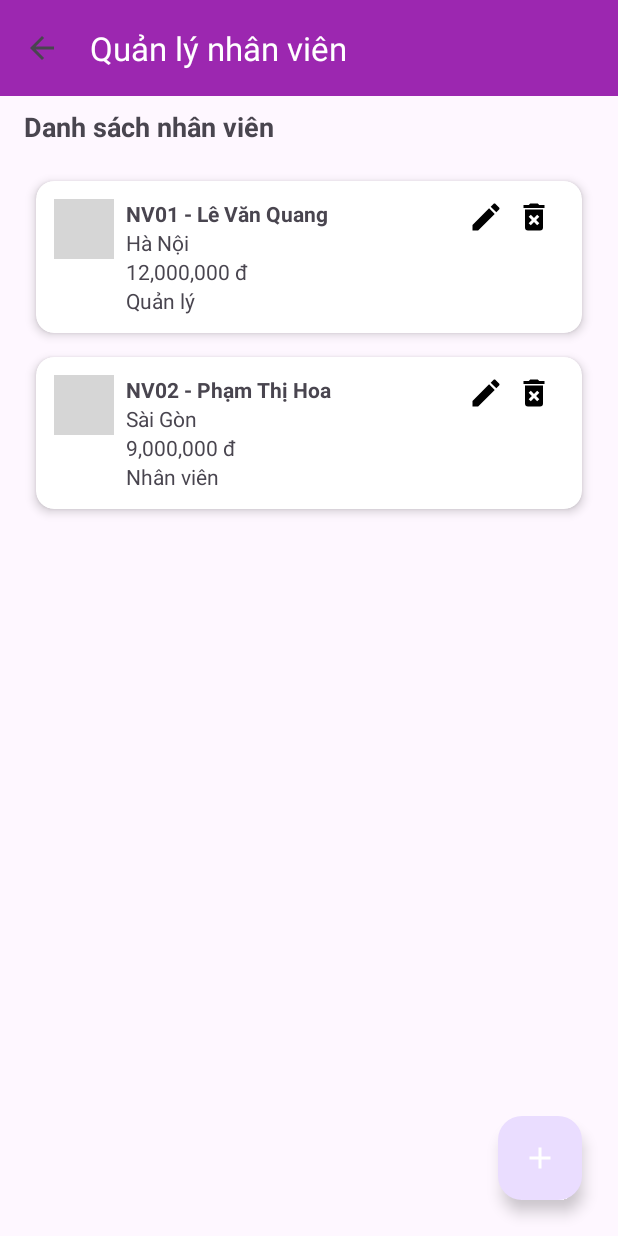
After one commit to Hailexuan00/appJPMart, an Android app: the NhanVienActivity screen opened directly, with no data from a screen before it, on a phone screen of 412 x 824 dp. The commit adds this screen. Run offline under Robolectric (Android 15) with nearby library versions, the phone set to English and light mode, and no system bars; grey boxes are pictures that could not be loaded.

Commit message:
code Nhân viên

```diff
--- a/app/src/main/AndroidManifest.xml
+++ b/app/src/main/AndroidManifest.xml
@@ -12,6 +12,9 @@
         android:supportsRtl="true"
         android:theme="@style/Theme.JPMart_app"
         tools:targetApi="31">
+        <activity
+            android:name=".ChucNang.NhanVienActivity"
+            android:exported="false" />
         <activity
             android:name=".ChucNang.DoiMatKhauActivity"
             android:exported="false" />
--- /dev/null
+++ b/app/src/main/java/fpoly/hailxph49396/jpmart_app/Adapter/NhanVienAdapter.java
@@ -0,0 +1,77 @@
+package fpoly.hailxph49396.jpmart_app.Adapter;
+
+import android.content.Context;
+import android.view.LayoutInflater;
+import android.view.View;
+import android.view.ViewGroup;
+import android.widget.ImageView;
+import android.widget.TextView;
+
+import androidx.annotation.NonNull;
+import androidx.recyclerview.widget.RecyclerView;
+
+import java.text.DecimalFormat;
+import java.util.ArrayList;
+
+import fpoly.hailxph49396.jpmart_app.DTO.NhanVienDTO;
+import fpoly.hailxph49396.jpmart_app.R;
+
+public class NhanVienAdapter extends RecyclerView.Adapter<NhanVienAdapter.ViewHolder> {
+
+    private final Context context;
+    private final ArrayList<NhanVienDTO> list;
+
+    public interface OnNhanVienListener {
+        void onEdit(NhanVienDTO nv);
+        void onDelete(NhanVienDTO nv);
+    }
+
+    private final OnNhanVienListener listener;
+
+    public NhanVienAdapter(Context context, ArrayList<NhanVienDTO> list, OnNhanVienListener listener) {
+        this.context = context;
+        this.list = list;
+        this.listener = listener;
+    }
+
+    @NonNull
+    @Override
+    public NhanVienAdapter.ViewHolder onCreateViewHolder(@NonNull ViewGroup parent, int viewType) {
+        View view = LayoutInflater.from(context).inflate(R.layout.item_nhanvien, parent, false);
+        return new ViewHolder(view);
+    }
+
+    @Override
+    public void onBindViewHolder(@NonNull NhanVienAdapter.ViewHolder holder, int position) {
+        NhanVienDTO nv = list.get(position);
+        DecimalFormat df = new DecimalFormat("#,###");
+
+        holder.tvMaTen.setText(nv.getMaNhanVien() + " - " + nv.getTenNhanVien());
+        holder.tvDiaChi.setText(nv.getDiaChi());
+        holder.tvLuong.setText(df.format(nv.getLuong()) + " đ");
+        holder.tvChucVu.setText(nv.getChucVu() == 1 ? "Quản lý" : "Nhân viên");
+
+        holder.btnEdit.setOnClickListener(v -> listener.onEdit(nv));
+        holder.btnDelete.setOnClickListener(v -> listener.onDelete(nv));
+    }
+
+    @Override
+    public int getItemCount() {
+        return list.size();
+    }
+
+    public static class ViewHolder extends RecyclerView.ViewHolder {
+        TextView tvMaTen, tvDiaChi, tvLuong, tvChucVu;
+        ImageView btnEdit, btnDelete;
+
+        public ViewHolder(@NonNull View itemView) {
+            super(itemView);
+            tvMaTen = itemView.findViewById(R.id.tvMaTen);
+            tvDiaChi = itemView.findViewById(R.id.tvDiaChi);
+            tvLuong = itemView.findViewById(R.id.tvLuong);
+            tvChucVu = itemView.findViewById(R.id.tvChucVu);
+            btnEdit = itemView.findViewById(R.id.btnEdit);
+            btnDelete = itemView.findViewById(R.id.btnDelete);
+        }
+    }
+}
--- /dev/null
+++ b/app/src/main/java/fpoly/hailxph49396/jpmart_app/ChucNang/NhanVienActivity.java
@@ -0,0 +1,171 @@
+package fpoly.hailxph49396.jpmart_app.ChucNang;
+
+import android.app.AlertDialog;
+import android.content.Intent;
+import android.os.Bundle;
+import android.view.LayoutInflater;
+import android.view.View;
+import android.widget.EditText;
+import android.widget.Toast;
+
+import androidx.activity.EdgeToEdge;
+import androidx.appcompat.app.AppCompatActivity;
+import androidx.appcompat.widget.Toolbar;
+import androidx.core.graphics.Insets;
+import androidx.core.view.ViewCompat;
+import androidx.core.view.WindowInsetsCompat;
+import androidx.recyclerview.widget.LinearLayoutManager;
+import androidx.recyclerview.widget.RecyclerView;
+
+import com.google.android.material.floatingactionbutton.FloatingActionButton;
+
+import java.util.ArrayList;
+
+import fpoly.hailxph49396.jpmart_app.Adapter.NhanVienAdapter;
+import fpoly.hailxph49396.jpmart_app.DAO.NhanVienDAO;
+import fpoly.hailxph49396.jpmart_app.DTO.NhanVienDTO;
+import fpoly.hailxph49396.jpmart_app.MenuActivity;
+import fpoly.hailxph49396.jpmart_app.R;
+
+public class NhanVienActivity extends AppCompatActivity {
+
+    RecyclerView rcvNhanVien;
+    FloatingActionButton btnAdd;
+    NhanVienAdapter adapter;
+    ArrayList<NhanVienDTO> list = new ArrayList<>();
+    NhanVienDAO dao;
+
+    @Override
+    protected void onCreate(Bundle savedInstanceState) {
+        super.onCreate(savedInstanceState);
+        EdgeToEdge.enable(this);
+        setContentView(R.layout.activity_nhan_vien);
+
+        ViewCompat.setOnApplyWindowInsetsListener(findViewById(R.id.main), (v, insets) -> {
+            Insets systemBars = insets.getInsets(WindowInsetsCompat.Type.systemBars());
+            v.setPadding(systemBars.left, systemBars.top, systemBars.right, systemBars.bottom);
+            return insets;
+        });
+
+        rcvNhanVien = findViewById(R.id.rcvNhanVien);
+        btnAdd = findViewById(R.id.btnAdd);
+
+        dao = new NhanVienDAO(this);
+        loadData();
+
+        btnAdd.setOnClickListener(v -> showDialog(null));
+
+        Toolbar toolbar = findViewById(R.id.toolbar);
+        setSupportActionBar(toolbar);
+        if (getSupportActionBar() != null) {
+            getSupportActionBar().setTitle("Quản lý nhân viên");
+            getSupportActionBar().setDisplayHomeAsUpEnabled(true);
+        }
+        toolbar.setNavigationOnClickListener(v -> {
+            Intent intent = new Intent(this, MenuActivity.class);
+            startActivity(intent);
+            finish();
+        });
+    }
+
+    private void loadData() {
+        list = dao.getAll();
+        adapter = new NhanVienAdapter(this, list, new NhanVienAdapter.OnNhanVienListener() {
+            @Override
+            public void onEdit(NhanVienDTO nv) {
+                showDialog(nv);
+            }
+
+            @Override
+            public void onDelete(NhanVienDTO nv) {
+                new AlertDialog.Builder(NhanVienActivity.this)
+                        .setTitle("Xóa nhân viên")
+                        .setMessage("Bạn có chắc muốn xóa nhân viên này?")
+                        .setPositiveButton("Xóa", (dialog, which) -> {
+                            int result = dao.delete(nv.getMaNhanVien());
+                            if (result > 0) {
+                                Toast.makeText(NhanVienActivity.this, "Xóa thành công", Toast.LENGTH_SHORT).show();
+                                loadData();
+                            } else {
+                                Toast.makeText(NhanVienActivity.this, "Xóa thất bại", Toast.LENGTH_SHORT).show();
+                            }
+                        })
+                        .setNegativeButton("Hủy", null)
+                        .show();
+            }
+        });
+
+        rcvNhanVien.setLayoutManager(new LinearLayoutManager(this));
+        rcvNhanVien.setAdapter(adapter);
+    }
+
+    private void showDialog(NhanVienDTO nv) {
+        AlertDialog.Builder builder = new AlertDialog.Builder(this);
+        View view = LayoutInflater.from(this).inflate(R.layout.dialog_nhanvien, null);
+        builder.setView(view);
+        AlertDialog dialog = builder.create();
+
+        EditText edMa = view.findViewById(R.id.edMaNV);
+        EditText edTen = view.findViewById(R.id.edTenNV);
+        EditText edDiaChi = view.findViewById(R.id.edDiaChiNV);
+        EditText edLuong = view.findViewById(R.id.edLuongNV);
+        EditText edChucVu = view.findViewById(R.id.edChucVuNV);
+        view.findViewById(R.id.btnHuyNV).setOnClickListener(v -> dialog.dismiss());
+
+        // Nếu là sửa
+        if (nv != null) {
+            edMa.setText(nv.getMaNhanVien());
+            edTen.setText(nv.getTenNhanVien());
+            edDiaChi.setText(nv.getDiaChi());
+            edLuong.setText(String.valueOf(nv.getLuong()));
+            edChucVu.setText(String.valueOf(nv.getChucVu()));
+        }
+
+        view.findViewById(R.id.btnLuuNV).setOnClickListener(v -> {
+            String ma = edMa.getText().toString().trim();
+            String ten = edTen.getText().toString().trim();
+            String diaChi = edDiaChi.getText().toString().trim();
+            String luongStr = edLuong.getText().toString().trim();
+            String chucVuStr = edChucVu.getText().toString().trim();
+
+            if (ten.isEmpty() || diaChi.isEmpty() || luongStr.isEmpty() || chucVuStr.isEmpty()) {
+                Toast.makeText(this, "Vui lòng nhập đầy đủ thông tin", Toast.LENGTH_SHORT).show();
+                return;
+            }
+
+            try {
+                double luong = Double.parseDouble(luongStr);
+                int chucVu = Integer.parseInt(chucVuStr);
+
+                NhanVienDTO newNV = new NhanVienDTO(
+                        nv == null ? "NV" + System.currentTimeMillis() : ma,
+                        ten,
+                        diaChi,
+                        chucVu,
+                        luong,
+                        "123" // mật khẩu mặc định
+                );
+
+                long result;
+                if (nv == null) {
+                    result = dao.insert(newNV);
+                } else {
+                    result = dao.update(newNV);
+                }
+
+                if (result > 0) {
+                    Toast.makeText(this, "Lưu thành công", Toast.LENGTH_SHORT).show();
+                    dialog.dismiss();
+                    loadData();
+                } else {
+                    Toast.makeText(this, "Lưu thất bại", Toast.LENGTH_SHORT).show();
+                }
+
+            } catch (NumberFormatException e) {
+                Toast.makeText(this, "Lương hoặc chức vụ không hợp lệ", Toast.LENGTH_SHORT).show();
+            }
+        });
+
+        dialog.show();
+    }
+}
--- /dev/null
+++ b/app/src/main/java/fpoly/hailxph49396/jpmart_app/DAO/NhanVienDAO.java
@@ -0,0 +1,63 @@
+package fpoly.hailxph49396.jpmart_app.DAO;
+
+import android.content.ContentValues;
+import android.content.Context;
+import android.database.Cursor;
+import android.database.sqlite.SQLiteDatabase;
+
+import java.util.ArrayList;
+
+import fpoly.hailxph49396.jpmart_app.Database.DbHelper;
+import fpoly.hailxph49396.jpmart_app.DTO.NhanVienDTO;
+
+public class NhanVienDAO {
+    private SQLiteDatabase db;
+
+    public NhanVienDAO(Context context) {
+        DbHelper dbHelper = new DbHelper(context);
+        db = dbHelper.getWritableDatabase();
+    }
+
+    public ArrayList<NhanVienDTO> getAll() {
+        ArrayList<NhanVienDTO> list = new ArrayList<>();
+        Cursor c = db.rawQuery("SELECT * FROM NHAN_VIEN", null);
+        if (c.moveToFirst()) {
+            do {
+                list.add(new NhanVienDTO(
+                        c.getString(0),
+                        c.getString(1),
+                        c.getString(2),
+                        c.getInt(3),
+                        c.getDouble(4),
+                        c.getString(5)
+                ));
+            } while (c.moveToNext());
+        }
+        return list;
+    }
+
+    public long insert(NhanVienDTO nv) {
+        ContentValues values = new ContentValues();
+        values.put("MaNhanVien", nv.getMaNhanVien());
+        values.put("TenNhanVien", nv.getTenNhanVien());
+        values.put("DiaChi", nv.getDiaChi());
+        values.put("ChucVu", nv.getChucVu());
+        values.put("Luong", nv.getLuong());
+        values.put("MatKhau", nv.getMatKhau());
+        return db.insert("NHAN_VIEN", null, values);
+    }
+
+    public int update(NhanVienDTO nv) {
+        ContentValues values = new ContentValues();
+        values.put("TenNhanVien", nv.getTenNhanVien());
+        values.put("DiaChi", nv.getDiaChi());
+        values.put("ChucVu", nv.getChucVu());
+        values.put("Luong", nv.getLuong());
+        values.put("MatKhau", nv.getMatKhau());
+        return db.update("NHAN_VIEN", values, "MaNhanVien=?", new String[]{nv.getMaNhanVien()});
+    }
+
+    public int delete(String maNV) {
+        return db.delete("NHAN_VIEN", "MaNhanVien=?", new String[]{maNV});
+    }
+}
--- /dev/null
+++ b/app/src/main/java/fpoly/hailxph49396/jpmart_app/DTO/NhanVienDTO.java
@@ -0,0 +1,71 @@
+package fpoly.hailxph49396.jpmart_app.DTO;
+
+public class NhanVienDTO {
+    private String maNhanVien;
+    private String tenNhanVien;
+    private String diaChi;
+    private int chucVu; // 0: Nhân viên, 1: Quản lý
+    private double luong;
+    private String matKhau;
+
+    public NhanVienDTO() {}
+
+    public NhanVienDTO(String maNhanVien, String tenNhanVien, String diaChi, int chucVu, double luong, String matKhau) {
+        this.maNhanVien = maNhanVien;
+        this.tenNhanVien = tenNhanVien;
+        this.diaChi = diaChi;
+        this.chucVu = chucVu;
+        this.luong = luong;
+        this.matKhau = matKhau;
+    }
+
+    // Getters & Setters
+
+    public String getMaNhanVien() {
+        return maNhanVien;
+    }
+
+    public void setMaNhanVien(String maNhanVien) {
+        this.maNhanVien = maNhanVien;
+    }
+
+    public String getTenNhanVien() {
+        return tenNhanVien;
+    }
+
+    public void setTenNhanVien(String tenNhanVien) {
+        this.tenNhanVien = tenNhanVien;
+    }
+
+    public String getDiaChi() {
+        return diaChi;
+    }
+
+    public void setDiaChi(String diaChi) {
+        this.diaChi = diaChi;
+    }
+
+    public int getChucVu() {
+        return chucVu;
+    }
+
+    public void setChucVu(int chucVu) {
+        this.chucVu = chucVu;
+    }
+
+    public double getLuong() {
+        return luong;
+    }
+
+    public void setLuong(double luong) {
+        this.luong = luong;
+    }
+
+    public String getMatKhau() {
+        return matKhau;
+    }
+
+    public void setMatKhau(String matKhau) {
+        this.matKhau = matKhau;
+    }
+}
--- /dev/null
+++ b/app/src/main/res/drawable/ic_add.xml
@@ -0,0 +1,4 @@
+<?xml version="1.0" encoding="utf-8"?>
+<vector xmlns:android="http://schemas.android.com/apk/res/android" android:width="24dp" android:height="24dp" android:viewportWidth="24" android:viewportHeight="24">
+    <path android:fillColor="#000000" android:pathData="M19,13H13V19H11V13H5V11H11V5H13V11H19V13Z"/>
+</vector>
--- /dev/null
+++ b/app/src/main/res/drawable/ic_delete.xml
@@ -0,0 +1,4 @@
+<?xml version="1.0" encoding="utf-8"?>
+<vector xmlns:android="http://schemas.android.com/apk/res/android" android:width="24dp" android:height="24dp" android:viewportWidth="24" android:viewportHeight="24">
+    <path android:fillColor="#000000" android:pathData="M6,19A2,2 0 0,0 8,21H16A2,2 0 0,0 18,19V7H6V19M8.46,11.88L9.87,10.47L12,12.59L14.12,10.47L15.53,11.88L13.41,14L15.53,16.12L14.12,17.53L12,15.41L9.88,17.53L8.47,16.12L10.59,14L8.46,11.88M15.5,4L14.5,3H9.5L8.5,4H5V6H19V4H15.5Z"/>
+</vector>
--- /dev/null
+++ b/app/src/main/res/drawable/ic_edit_24.xml
@@ -0,0 +1,5 @@
+<vector xmlns:android="http://schemas.android.com/apk/res/android" android:height="24dp" android:tint="#000000" android:viewportHeight="24" android:viewportWidth="24" android:width="24dp">
+
+    <path android:fillColor="@android:color/white" android:pathData="M3,17.25V21h3.75L17.81,9.94l-3.75,-3.75L3,17.25zM20.71,7.04c0.39,-0.39 0.39,-1.02 0,-1.41l-2.34,-2.34c-0.39,-0.39 -1.02,-0.39 -1.41,0l-1.83,1.83 3.75,3.75 1.83,-1.83z"/>
+
+</vector>
--- /dev/null
+++ b/app/src/main/res/drawable/ic_logout.xml
@@ -0,0 +1,4 @@
+<?xml version="1.0" encoding="utf-8"?>
+<vector xmlns:android="http://schemas.android.com/apk/res/android" android:height="24dp" android:width="24dp" android:viewportWidth="24" android:viewportHeight="24">
+    <path android:fillColor="#000000" android:pathData="M17 7L15.59 8.41L18.17 11H8V13H18.17L15.59 15.58L17 17L22 12M4 5H12V3H4C2.9 3 2 3.9 2 5V19C2 20.1 2.9 21 4 21H12V19H4V5Z"/>
+</vector>
--- /dev/null
+++ b/app/src/main/res/layout/activity_nhan_vien.xml
@@ -0,0 +1,58 @@
+<?xml version="1.0" encoding="utf-8"?>
+<androidx.constraintlayout.widget.ConstraintLayout xmlns:android="http://schemas.android.com/apk/res/android"
+    xmlns:app="http://schemas.android.com/apk/res-auto"
+    xmlns:tools="http://schemas.android.com/tools"
+    android:id="@+id/main"
+    android:layout_width="match_parent"
+    android:layout_height="match_parent"
+    tools:context=".ChucNang.NhanVienActivity">
+
+    <!-- Toolbar: Quản lý nhân viên -->
+    <androidx.appcompat.widget.Toolbar
+        android:id="@+id/toolbar"
+        android:layout_width="0dp"
+        android:layout_height="?attr/actionBarSize"
+        android:background="#9C27B0"
+        app:title="Quản lý nhân viên"
+        app:titleTextColor="@android:color/white"
+        app:layout_constraintTop_toTopOf="parent"
+        app:layout_constraintStart_toStartOf="parent"
+        app:layout_constraintEnd_toEndOf="parent" />
+
+    <!-- Tiêu đề phụ -->
+    <TextView
+        android:id="@+id/tvTitleNhanVien"
+        android:layout_width="wrap_content"
+        android:layout_height="wrap_content"
+        android:text="Danh sách nhân viên"
+        android:textSize="18sp"
+        android:textStyle="bold"
+        android:layout_marginTop="8dp"
+        android:layout_marginStart="16dp"
+        app:layout_constraintTop_toBottomOf="@id/toolbar"
+        app:layout_constraintStart_toStartOf="parent" />
+
+    <!-- RecyclerView danh sách -->
+    <androidx.recyclerview.widget.RecyclerView
+        android:id="@+id/rcvNhanVien"
+        android:layout_width="0dp"
+        android:layout_height="0dp"
+        android:layout_margin="16dp"
+        app:layout_constraintTop_toBottomOf="@id/tvTitleNhanVien"
+        app:layout_constraintBottom_toTopOf="@id/btnAdd"
+        app:layout_constraintStart_toStartOf="parent"
+        app:layout_constraintEnd_toEndOf="parent" />
+
+    <!-- Nút Thêm -->
+    <com.google.android.material.floatingactionbutton.FloatingActionButton
+        android:id="@+id/btnAdd"
+        android:layout_width="wrap_content"
+        android:layout_height="wrap_content"
+        android:contentDescription="Thêm nhân viên"
+        android:src="@drawable/ic_add"
+        android:layout_margin="24dp"
+        app:tint="@android:color/white"
+        app:layout_constraintBottom_toBottomOf="parent"
+        app:layout_constraintEnd_toEndOf="parent" />
+
+</androidx.constraintlayout.widget.ConstraintLayout>
--- /dev/null
+++ b/app/src/main/res/layout/item_nhanvien.xml
@@ -0,0 +1,74 @@
+<?xml version="1.0" encoding="utf-8"?>
+<androidx.cardview.widget.CardView xmlns:android="http://schemas.android.com/apk/res/android"
+    xmlns:app="http://schemas.android.com/apk/res-auto"
+    android:layout_width="match_parent"
+    android:layout_height="wrap_content"
+    android:layout_margin="8dp"
+    app:cardElevation="4dp"
+    app:cardCornerRadius="12dp">
+
+    <RelativeLayout
+        android:padding="12dp"
+        android:layout_width="match_parent"
+        android:layout_height="wrap_content">
+
+        <ImageView
+            android:id="@+id/imgAvatar"
+            android:layout_width="40dp"
+            android:layout_height="40dp"
+            android:src="@drawable/bg_jpmart" />
+
+        <TextView
+            android:id="@+id/tvMaTen"
+            android:layout_width="wrap_content"
+            android:layout_height="wrap_content"
+            android:layout_toEndOf="@id/imgAvatar"
+            android:layout_marginStart="8dp"
+            android:text="NV001 - Nguyễn Văn A"
+            android:textStyle="bold" />
+
+        <TextView
+            android:id="@+id/tvDiaChi"
+            android:layout_below="@id/tvMaTen"
+            android:layout_toEndOf="@id/imgAvatar"
+            android:layout_marginStart="8dp"
+            android:layout_width="wrap_content"
+            android:layout_height="wrap_content"
+            android:text="123 ABC, HCM" />
+
+        <TextView
+            android:id="@+id/tvLuong"
+            android:layout_below="@id/tvDiaChi"
+            android:layout_toEndOf="@id/imgAvatar"
+            android:layout_marginStart="8dp"
+            android:layout_width="wrap_content"
+            android:layout_height="wrap_content"
+            android:text="10.000.000 đ" />
+
+        <TextView
+            android:id="@+id/tvChucVu"
+            android:layout_below="@id/tvLuong"
+            android:layout_toEndOf="@id/imgAvatar"
+            android:layout_marginStart="8dp"
+            android:layout_width="wrap_content"
+            android:layout_height="wrap_content"
+            android:text="Nhân viên" />
+
+        <ImageView
+            android:id="@+id/btnEdit"
+            android:layout_alignParentEnd="true"
+            android:layout_width="24dp"
+            android:layout_height="24dp"
+            android:layout_marginEnd="40dp"
+            android:src="@drawable/ic_edit_24" />
+
+        <ImageView
+            android:id="@+id/btnDelete"
+            android:layout_alignParentEnd="true"
+            android:layout_width="24dp"
+            android:layout_height="24dp"
+            android:layout_marginEnd="8dp"
+            android:src="@drawable/ic_delete" />
+
+    </RelativeLayout>
+</androidx.cardview.widget.CardView>
```
Also changed, not shown: app/src/main/java/fpoly/hailxph49396/jpmart_app/MenuActivity.java (+21 -4 lines), app/src/main/res/layout/dialog_nhanvien.xml (added, +64 -0 lines), app/src/main/res/drawable/nv.png (added).
